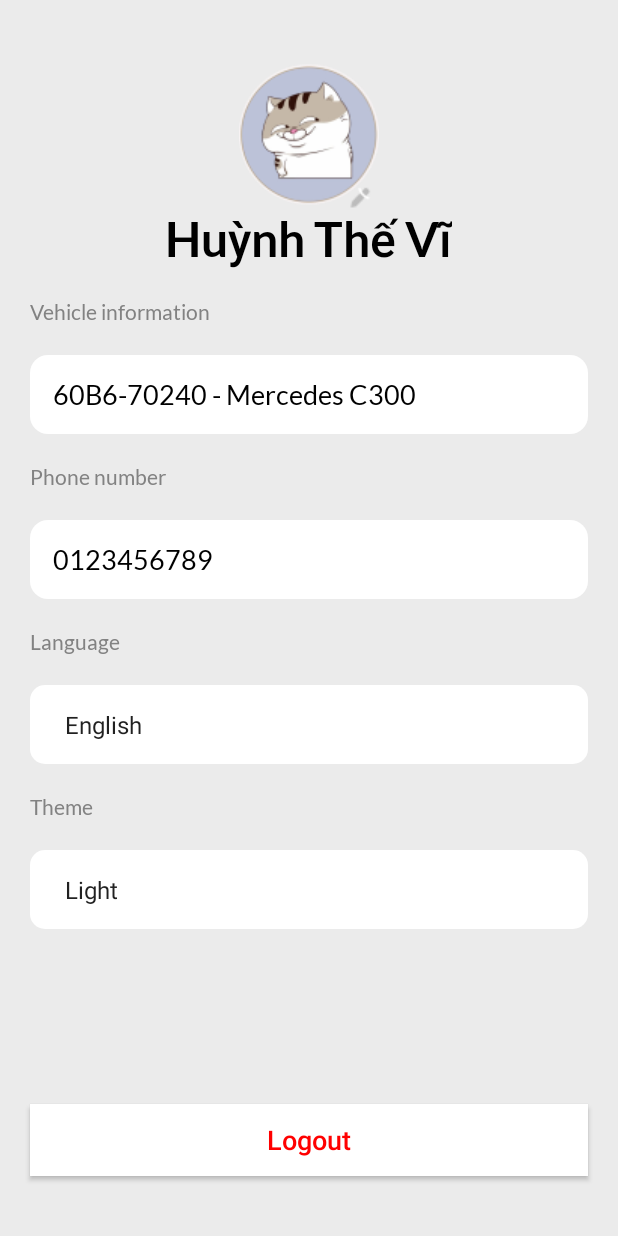
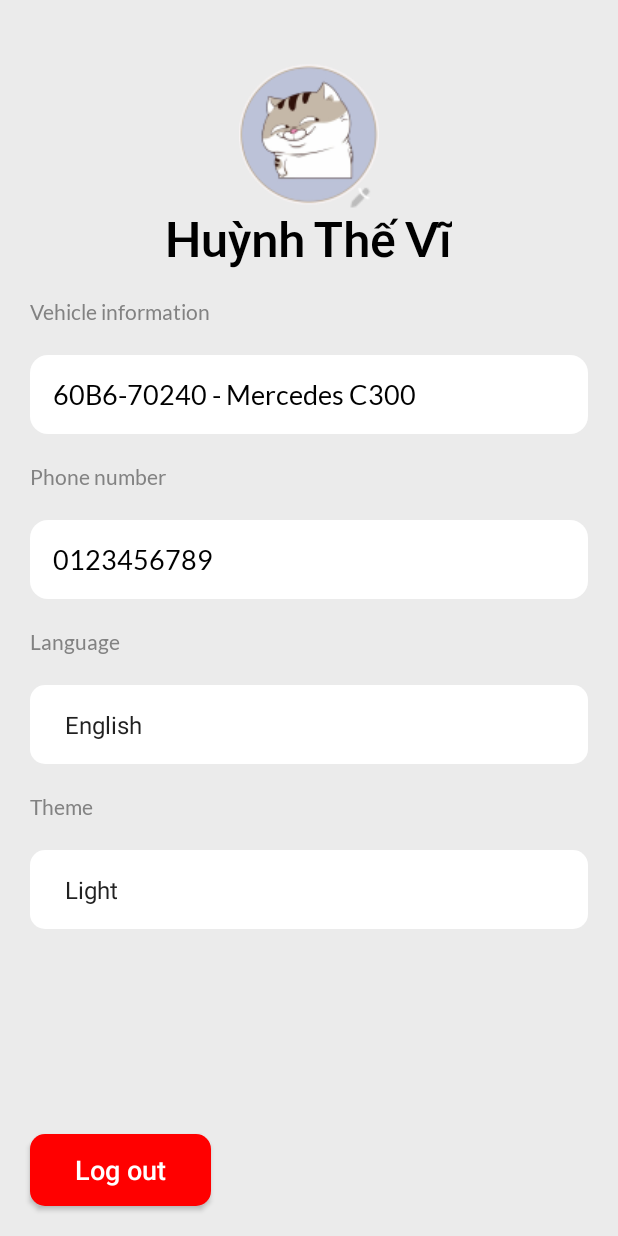
Before and after one commit to Mann202/Eleme-Delivery-Mobile-App, an Android app: the ShipperProfile screen opened directly, with no data from a screen before it, on a phone screen of 412 x 824 dp. Run offline under Robolectric (Android 15) with nearby library versions, the light colour scheme and no system bars.

Commit message:
Logout shipper

```diff
--- a/app/src/main/java/com/example/fududelivery/Login/SignInWithGoogle.java
+++ b/app/src/main/java/com/example/fududelivery/Login/SignInWithGoogle.java
@@ -102,6 +102,7 @@ public class SignInWithGoogle {
                                                 userSessionManager.loginUserRole(roleId);
                                                 userSessionManager.loginUserState();
                                                 userSessionManager.loginUserInformation(userUid);
+                                                mActivity.finishAffinity();
                                             } else {
                                                 //role-id don't exits, make toast.
                                                 Toast.makeText(mActivity, "Error log-in with Google. Please contact us for further information!", Toast.LENGTH_SHORT).show();
--- a/app/src/main/java/com/example/fududelivery/Shipper/ShipperProfile.java
+++ b/app/src/main/java/com/example/fududelivery/Shipper/ShipperProfile.java
@@ -2,9 +2,11 @@ package com.example.fududelivery.Shipper;
 
 import android.content.Intent;
 import android.os.Bundle;
+import android.util.Log;
 import android.view.View;
 import android.widget.AdapterView;
 import android.widget.ArrayAdapter;
+import android.widget.Button;
 import android.widget.Spinner;
 
 import androidx.annotation.Nullable;
@@ -14,6 +16,7 @@ import androidx.appcompat.widget.AppCompatButton;
 import com.example.fududelivery.Login.Login;
 import com.example.fududelivery.Login.UserSessionManager;
 import com.example.fududelivery.R;
+import com.example.fududelivery.Restaurant.Profile.RestaurantProfile;
 
 public class ShipperProfile extends AppCompatActivity {
     @Override
@@ -23,18 +26,21 @@ public class ShipperProfile extends AppCompatActivity {
 
         UserSessionManager userSessionManager = new UserSessionManager(getApplicationContext());
 
-        AppCompatButton logoutBtn = findViewById(R.id.logout_button);
-        //Spinner language
+        AppCompatButton logOutBtn = findViewById(R.id.logoutButton);
+        // Spinner language
         String[] languages = {"English", "Vietnamese"};
-        Spinner spinner_language = findViewById(R.id.sn_language_shipper);
-        ArrayAdapter<String> adapter = new ArrayAdapter<>(this, android.R.layout.simple_spinner_item, languages);
-        adapter.setDropDownViewResource(android.R.layout.simple_spinner_dropdown_item);
-        spinner_language.setAdapter(adapter);
+        Spinner spinnerLanguage = findViewById(R.id.sn_language_shipper);
+        ArrayAdapter<String> languageAdapter = new ArrayAdapter<>(this, android.R.layout.simple_spinner_item, languages);
+        languageAdapter.setDropDownViewResource(android.R.layout.simple_spinner_dropdown_item);
+        spinnerLanguage.setAdapter(languageAdapter);
 
-        spinner_language.setOnItemSelectedListener(new AdapterView.OnItemSelectedListener() {
+        spinnerLanguage.setOnItemSelectedListener(new AdapterView.OnItemSelectedListener() {
             @Override
             public void onItemSelected(AdapterView<?> parent, View view, int position, long id) {
-                String selectedItem = parent.getItemAtPosition(position).toString();
+                String selectedLanguage = parent.getItemAtPosition(position).toString();
+                if (selectedLanguage.equals("English")) {
+                } else if (selectedLanguage.equals("Vietnamese")) {
+                }
             }
 
             @Override
@@ -42,17 +48,23 @@ public class ShipperProfile extends AppCompatActivity {
             }
         });
 
-        //Spinner theme
+        // Spinner theme
         String[] themes = {"Light", "Dark"};
-        Spinner spinner_theme = findViewById(R.id.sn_theme_shipper);
-        ArrayAdapter<String> adapter2 = new ArrayAdapter<>(this, android.R.layout.simple_spinner_item, themes);
-        adapter2.setDropDownViewResource(android.R.layout.simple_spinner_dropdown_item);
-        spinner_theme.setAdapter(adapter2);
+        Spinner spinnerTheme = findViewById(R.id.sn_theme_shipper);
+        ArrayAdapter<String> themeAdapter = new ArrayAdapter<>(this, android.R.layout.simple_spinner_item, themes);
+        themeAdapter.setDropDownViewResource(android.R.layout.simple_spinner_dropdown_item);
+        spinnerTheme.setAdapter(themeAdapter);
 
-        spinner_theme.setOnItemSelectedListener(new AdapterView.OnItemSelectedListener() {
+        spinnerTheme.setOnItemSelectedListener(new AdapterView.OnItemSelectedListener() {
             @Override
             public void onItemSelected(AdapterView<?> parent, View view, int position, long id) {
-                String selectedItem = parent.getItemAtPosition(position).toString();
+                String selectedTheme = parent.getItemAtPosition(position).toString();
+                // Thực hiện logic tương ứng với việc chọn chủ đề
+                if (selectedTheme.equals("Light")) {
+                    // Chọn chủ đề sáng
+                } else if (selectedTheme.equals("Dark")) {
+                    // Chọn chủ đề tối
+                }
             }
 
             @Override
@@ -60,9 +72,10 @@ public class ShipperProfile extends AppCompatActivity {
             }
         });
 
-        logoutBtn.setOnClickListener(new View.OnClickListener() {
+        logOutBtn.setOnClickListener(new View.OnClickListener() {
             @Override
             public void onClick(View v) {
+                // Show the logout confirmation popup
                 userSessionManager.logoutUser();
                 Intent loginIntent = new Intent(ShipperProfile.this, Login.class);
                 startActivity(loginIntent);
--- a/app/src/main/res/layout/activity_shipper_account.xml
+++ b/app/src/main/res/layout/activity_shipper_account.xml
@@ -151,15 +151,15 @@
         android:layout_marginEnd="20dp" />
 
     <androidx.appcompat.widget.AppCompatButton
-        android:id="@+id/logout_button"
-        android:layout_width="match_parent"
+        android:id="@+id/logoutButton"
+        android:layout_alignParentBottom="true"
+        android:layout_width="wrap_content"
         android:layout_height="wrap_content"
-        android:text="Logout"
+        android:layout_marginTop="25dp"
+        android:text="Log out"
         android:layout_marginStart="20dp"
-        android:layout_marginTop="20dp"
         android:layout_marginEnd="20dp"
-        android:layout_marginBottom="40dp"
-        android:layout_alignParentBottom="true"
-        style="@style/CancelButton"/>
+        android:layout_marginBottom="20dp"
+        style="@style/LogoutButton"/>
 
 </RelativeLayout>
```
Also changed, not shown: app/src/main/java/com/example/fududelivery/Shipper/ShipperAccount.java (+19 -36 lines).
